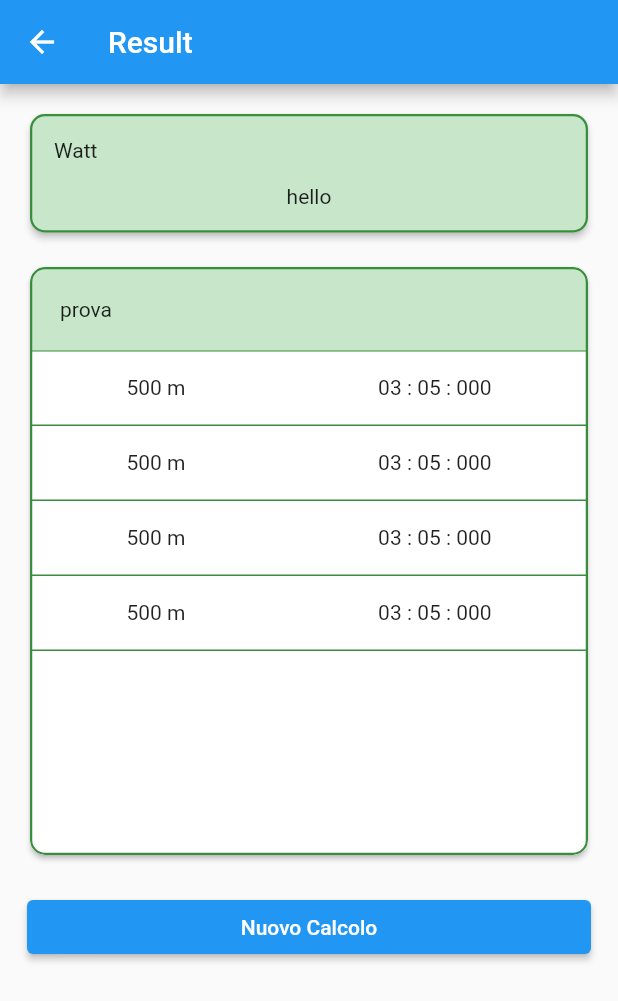
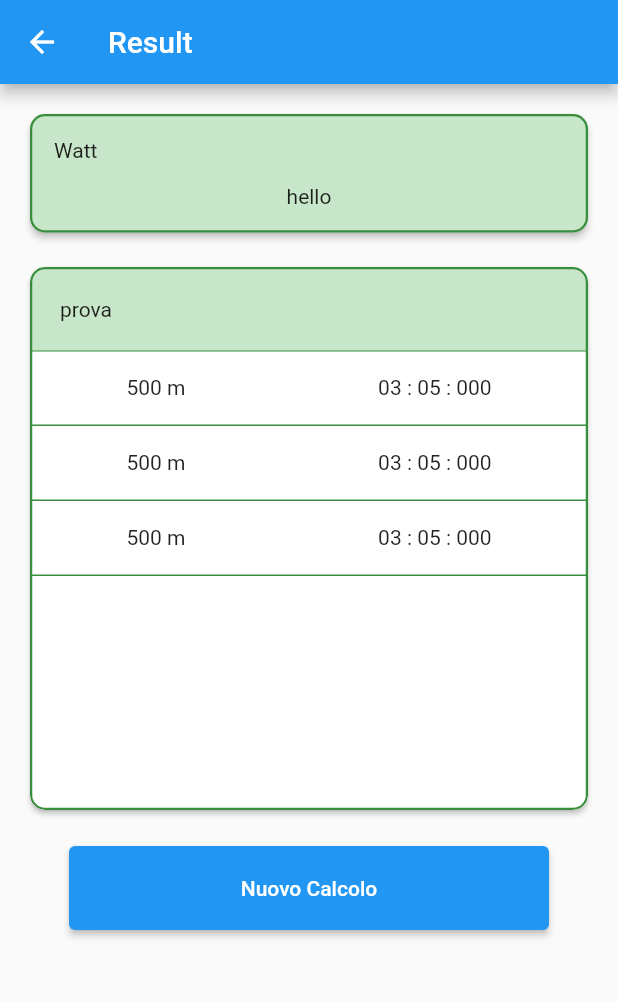
Before and after one commit to elio1fiore/rowing_calculator, a Flutter app: the ResultOneInputPage screen opened by its route, on a phone screen of 412 x 824 dp. Shown: the top 1001 px of the screen. Run offline on Flutter 3.47's test engine with Material 2 defaults, Android fonts, the phone set to English and light mode, and no system bars; our stand-ins replace auto_route, flutter_multi_formatter, flutter_riverpod, freezed_annotation, reactive_forms, rxdart.

Commit message:
commmit one branc

```diff
--- a/lib/presentation/result_one_input_page.dart
+++ b/lib/presentation/result_one_input_page.dart
@@ -1,8 +1,10 @@
 import 'package:flutter/material.dart';
+import 'package:flutter_riverpod/flutter_riverpod.dart';
 import 'package:row_calculator/domain/interval_time.dart';
 import 'package:row_calculator/domain/time_on_meters.dart';
+import 'package:row_calculator/shared/router_provider.dart';
 
-class ResultOneInputPage extends StatelessWidget {
+class ResultOneInputPage extends ConsumerWidget {
   ResultOneInputPage({super.key});
 
   List<TimeOnMeters> listTimeOnMeters = [
@@ -18,14 +20,12 @@ class ResultOneInputPage extends StatelessWidget {
       intervalTime: IntervalTime(minutes: 3, seconds: 5),
       meters: 500,
     ),
-    TimeOnMeters(
-      intervalTime: IntervalTime(minutes: 3, seconds: 5),
-      meters: 500,
-    ),
   ];
 
   @override
-  Widget build(BuildContext context) {
+  Widget build(BuildContext context, WidgetRef ref) {
+    final appRouter = ref.watch(appRouterProvider);
+
     return Scaffold(
       appBar: AppBar(
         title: const Text('Result'),
@@ -51,14 +51,14 @@ class ResultOneInputPage extends StatelessWidget {
                   child: Padding(
                     padding: const EdgeInsets.all(16.0),
                     child: Column(
-                      children: [
+                      children: const [
                         Align(
                           alignment: Alignment.centerLeft,
                           child: Text(
                             'Watt',
                           ),
                         ),
-                        const SizedBox(
+                        SizedBox(
                           height: 15,
                         ),
                         Text('hello'),
@@ -71,7 +71,7 @@ class ResultOneInputPage extends StatelessWidget {
                 ),
                 ConstrainedBox(
                   constraints: const BoxConstraints(
-                    maxHeight: 400,
+                    maxHeight: 370,
                   ),
                   child: Card(
                     elevation: 1.5,
@@ -88,14 +88,15 @@ class ResultOneInputPage extends StatelessWidget {
                       children: [
                         Container(
                           padding: const EdgeInsets.fromLTRB(20, 20, 0, 20),
-                          child: Text('prova'),
                           color: Colors.green.shade100,
+                          child: const Text('prova'),
                         ),
                         Divider(
                           color: Colors.green.shade700,
                           height: 0,
                         ),
-                        ListView.builder(
+                        Flexible(
+                          child: ListView.builder(
                             shrinkWrap: true,
                             itemCount: listTimeOnMeters.length,
                             itemBuilder: (context, index) {
@@ -114,7 +115,8 @@ class ResultOneInputPage extends StatelessWidget {
                                   mainAxisAlignment: MainAxisAlignment.center,
                                   children: [
                                     Row(
-                                    crossAxisAlignment: CrossAxisAlignment.end,
+                                      crossAxisAlignment:
+                                          CrossAxisAlignment.end,
                                       mainAxisAlignment:
                                           MainAxisAlignment.spaceAround,
                                       children: [
@@ -129,6 +131,7 @@ class ResultOneInputPage extends StatelessWidget {
                               );
                             },
                           ),
+                        ),
                       ],
                     ),
                   ),
@@ -137,10 +140,15 @@ class ResultOneInputPage extends StatelessWidget {
                   height: 20,
                 ),
                 Padding(
-                  padding: const EdgeInsets.symmetric(horizontal: 2),
+                  padding: const EdgeInsets.symmetric(horizontal: 30),
                   child: ElevatedButton(
+                    child: const Padding(
+                      padding: EdgeInsets.symmetric(vertical: 20),
                       child: Text('Nuovo Calcolo'),
-                    onPressed: () {},
+                    ),
+                    onPressed: () {
+                      appRouter.navigateBack();
+                    },
                   ),
                 )
               ],
--- a/pubspec.yaml
+++ b/pubspec.yaml
@@ -26,6 +26,7 @@ dependencies:
   intl: ^0.17.0
   flutter_multi_formatter: ^2.7.5
   material_design_icons_flutter: ^5.0.6996
+  geolocator: ^9.0.2
 
 
 dev_dependencies:
```
Also changed, not shown: lib/application/one_input_notifier.dart (+16 -0 lines), lib/presentation/one_input_page.dart (+10 -16 lines), lib/application/one_input_notifier.freezed.dart (added), pubspec.lock, 3 other files. Lines whose indentation alone changed are shown as unchanged.
